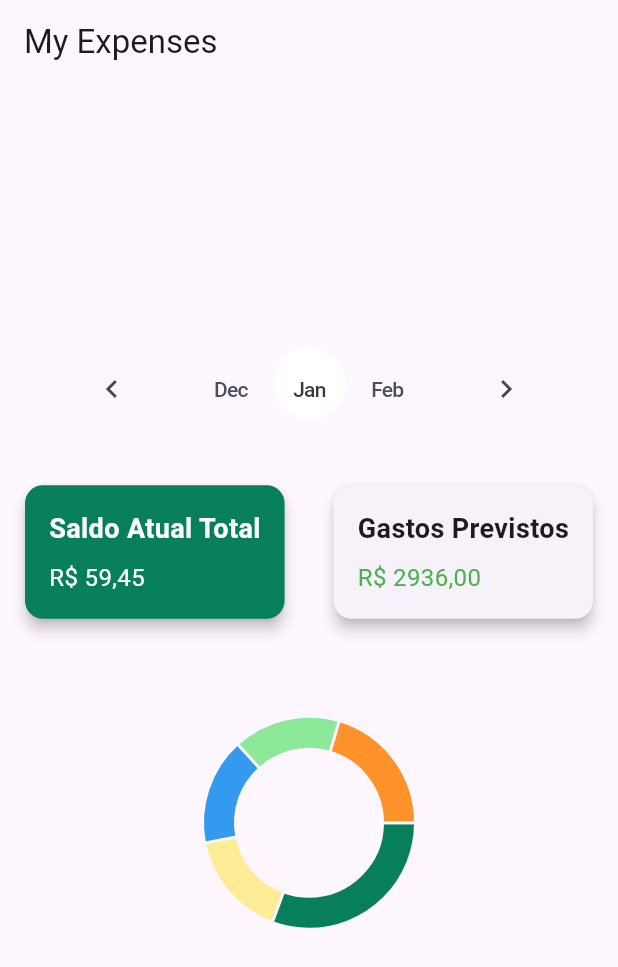
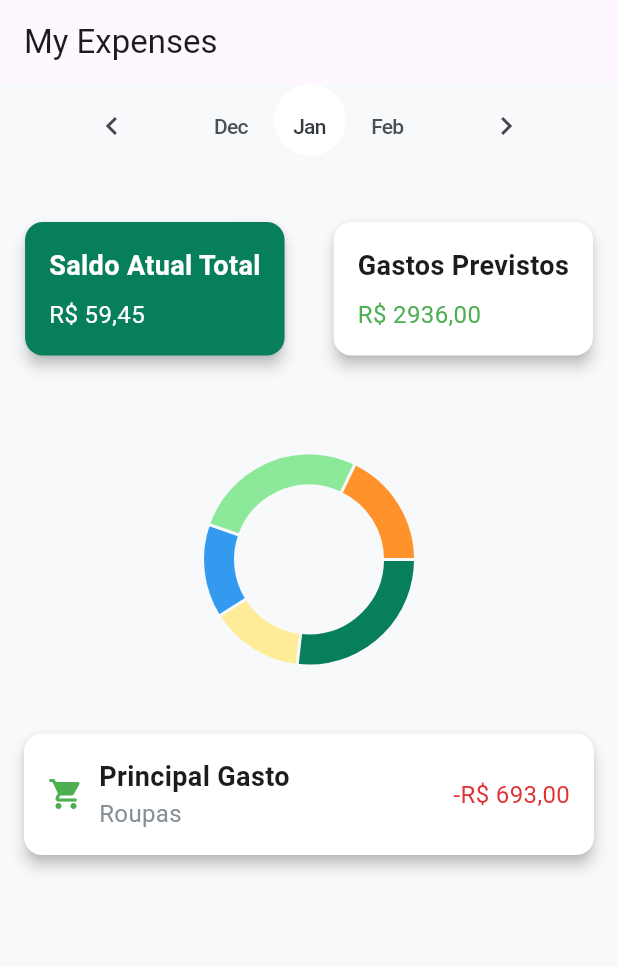
Before and after one commit to PedroHBarion/Money_Flow, a Flutter app: the screen it shows after launch, on a phone screen of 412 x 824 dp. Shown: the top 967 px of the screen. Run offline on Flutter 3.47's test engine with Material 3 defaults, Android fonts, the phone set to English and light mode, and no system bars; drawn by our look-alikes of fl_chart; Roboto replaces fonts that are missing (DM Sans).

Commit message:
Feat: Add do CustomTransactionCard e estilização
Ajuste em todas as cores, para maior padronização e fidelidade ao figma

```diff
--- a/app_money_flow/lib/main.dart
+++ b/app_money_flow/lib/main.dart
@@ -1,6 +1,7 @@
 import 'package:flutter/material.dart';
 import 'package:fl_chart/fl_chart.dart';
 import 'src/widgets/CustomMonthNavigation.dart'; // Importe o widget corretamente
+import 'src/widgets/CustomTransactionCard.dart'; // Importe o CustomTransactionCard
 
 void main() {
   runApp(MyApp());
@@ -47,11 +48,9 @@ class _HomePageState extends State<HomePage> {
   Widget build(BuildContext context) {
     return Scaffold(
       appBar: AppBar(title: Text("My Expenses")),
+      backgroundColor: Color(0xFFF8F9FA),
       body: Center(
         child: Column(
-          mainAxisAlignment:
-              MainAxisAlignment
-                  .center, // Centraliza verticalmente os itens no Column
           children: [
             CustomMonthNavigation(
               currentMonthIndex: currentMonthIndex,
@@ -93,6 +92,7 @@ class _HomePageState extends State<HomePage> {
                   ),
                 ),
                 Card(
+                  color: Color(0xFFFFFFFF),
                   margin: EdgeInsets.all(16),
                   elevation: 4,
                   child: Padding(
@@ -164,6 +164,13 @@ class _HomePageState extends State<HomePage> {
                   textAlign: TextAlign.center, // Alinhamento centralizado
                 ),
               ),
+            // Adicionando o CustomTransactionCard abaixo do gráfico
+            CustomTransactionCard(
+              icon: Icons.shopping_cart, // Exemplo de ícone
+              title: "Principal Gasto", // Título
+              value: "Roupas", // Substituímos o valor por "Roupas"
+              extraText: "-R\$ 693,00", // Texto único com o valor negativo
+            ),
           ],
         ),
       ),
@@ -193,7 +200,7 @@ class _HomePageState extends State<HomePage> {
       ),
       PieChartSectionData(
         color: const Color.fromRGBO(140, 233, 154, 1),
-        value: 16,
+        value: 30,
         radius: 20,
         title: '',
       ),
--- /dev/null
+++ b/app_money_flow/lib/src/widgets/CustomTransactionCard.dart
@@ -0,0 +1,68 @@
+import 'package:flutter/material.dart';
+
+class CustomTransactionCard extends StatelessWidget {
+  final IconData icon;
+  final String title;
+  final String value;
+  final String extraText;
+
+  CustomTransactionCard({
+    required this.icon,
+    required this.title,
+    required this.value,
+    required this.extraText,
+  });
+
+  @override
+  Widget build(BuildContext context) {
+    return Card(
+      color: Color(0xFFFFFFFF),
+      margin: EdgeInsets.all(16),
+      elevation: 4,
+      child: Padding(
+        padding: const EdgeInsets.all(16.0),
+        child: Row(
+          mainAxisAlignment: MainAxisAlignment.start,
+          children: [
+            // Ícone
+            Icon(
+              icon,
+              color: Colors.green,
+            ),
+            SizedBox(width: 10), // Espaçamento entre o ícone e o título
+            Column(
+              crossAxisAlignment: CrossAxisAlignment.start,
+              children: [
+                // Título
+                Text(
+                  title,
+                  style: TextStyle(
+                    fontSize: 18,
+                    fontWeight: FontWeight.bold,
+                  ),
+                ),
+                // Valor ("Roupas") com a cor #868E96
+                Text(
+                  value,
+                  style: TextStyle(
+                    fontSize: 16,
+                    color: Color(0xFF868E96), // Cor #868E96
+                  ),
+                ),
+              ],
+            ),
+            Spacer(),
+            // Texto adicional "-R$ 693,00" com a cor rgba(224, 49, 49, 1)
+            Text(
+              extraText,
+              style: TextStyle(
+                fontSize: 16,
+                color: Color.fromRGBO(224, 49, 49, 1), // Cor rgba(224, 49, 49, 1)
+              ),
+            ),
+          ],
+        ),
+      ),
+    );
+  }
+}
```
